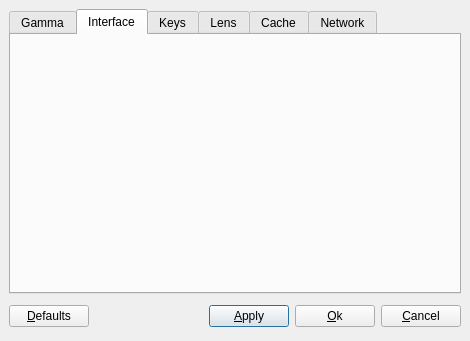
Above: src/qdjviewprefsdialog.ui from barak/djview4 before the change. Below: the same form after it.
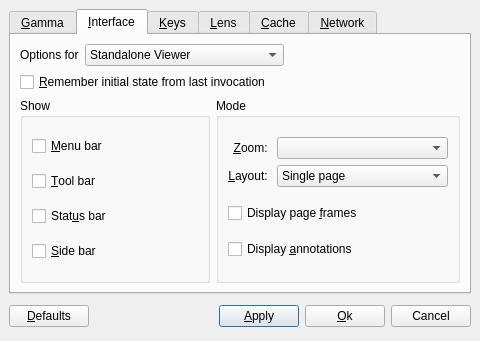
That is the form after the change. The open tabs and pages were chosen to show the change.

Commit message: made preference layout

```diff
--- a/src/qdjviewprefsdialog.ui
+++ b/src/qdjviewprefsdialog.ui
@@ -8,7 +8,7 @@
    <rect>
     <x>0</x>
     <y>0</y>
-    <width>470</width>
+    <width>480</width>
     <height>341</height>
    </rect>
   </property>
@@ -26,7 +26,7 @@
     <widget class="QTabWidget" name="tabWidget" >
      <widget class="QWidget" name="gammaTab" >
       <attribute name="title" >
-       <string>Gamma</string>
+       <string>&amp;Gamma</string>
       </attribute>
       <layout class="QGridLayout" >
        <property name="margin" >
@@ -265,27 +265,244 @@
      </widget>
      <widget class="QWidget" name="interfaceTab" >
       <attribute name="title" >
-       <string>Interface</string>
+       <string>&amp;Interface</string>
       </attribute>
+      <layout class="QVBoxLayout" >
+       <property name="margin" >
+        <number>9</number>
+       </property>
+       <property name="spacing" >
+        <number>6</number>
+       </property>
+       <item>
+        <layout class="QHBoxLayout" >
+         <property name="margin" >
+          <number>0</number>
+         </property>
+         <property name="spacing" >
+          <number>6</number>
+         </property>
+         <item>
+          <widget class="QLabel" name="label21" >
+           <property name="text" >
+            <string>Options for</string>
+           </property>
+           <property name="buddy" >
+            <cstring>modeComboBox</cstring>
+           </property>
+          </widget>
+         </item>
+         <item>
+          <widget class="QComboBox" name="modeComboBox" >
+           <item>
+            <property name="text" >
+             <string>Standalone Viewer</string>
+            </property>
+           </item>
+           <item>
+            <property name="text" >
+             <string>Full Screen Standalone Viewer</string>
+            </property>
+           </item>
+           <item>
+            <property name="text" >
+             <string>Full Page Plugin</string>
+            </property>
+           </item>
+           <item>
+            <property name="text" >
+             <string>Embedded Plugin</string>
+            </property>
+           </item>
+          </widget>
+         </item>
+         <item>
+          <spacer>
+           <property name="orientation" >
+            <enum>Qt::Horizontal</enum>
+           </property>
+           <property name="sizeHint" >
+            <size>
+             <width>40</width>
+             <height>20</height>
+            </size>
+           </property>
+          </spacer>
+         </item>
+        </layout>
+       </item>
+       <item>
+        <widget class="QCheckBox" name="rememberCheckBox" >
+         <property name="text" >
+          <string>&amp;Remember initial state from last invocation</string>
+         </property>
+        </widget>
+       </item>
+       <item>
+        <layout class="QHBoxLayout" >
+         <property name="margin" >
+          <number>0</number>
+         </property>
+         <property name="spacing" >
+          <number>6</number>
+         </property>
+         <item>
+          <widget class="QGroupBox" name="showGroupBox" >
+           <property name="title" >
+            <string>Show</string>
+           </property>
+           <layout class="QVBoxLayout" >
+            <property name="margin" >
+             <number>9</number>
+            </property>
+            <property name="spacing" >
+             <number>6</number>
+            </property>
+            <item>
+             <widget class="QCheckBox" name="menuBarCheckBox" >
+              <property name="text" >
+               <string>&amp;Menu bar</string>
+              </property>
+             </widget>
+            </item>
+            <item>
+             <widget class="QCheckBox" name="toolBarCheckBox" >
+              <property name="text" >
+               <string>&amp;Tool bar</string>
+              </property>
+             </widget>
+            </item>
+            <item>
+             <widget class="QCheckBox" name="statusBarCheckBox" >
+              <property name="text" >
+               <string>Stat&amp;us bar</string>
+              </property>
+             </widget>
+            </item>
+            <item>
+             <widget class="QCheckBox" name="sideBarCheckBox" >
+              <property name="text" >
+               <string>&amp;Side bar</string>
+              </property>
+             </widget>
+            </item>
+           </layout>
+          </widget>
+         </item>
+         <item>
+          <widget class="QGroupBox" name="modeGroupBox" >
+           <property name="title" >
+            <string>Mode</string>
+           </property>
+           <layout class="QVBoxLayout" >
+            <property name="margin" >
+             <number>9</number>
+            </property>
+            <property name="spacing" >
+             <number>6</number>
+            </property>
+            <item>
+             <layout class="QGridLayout" >
+              <property name="margin" >
+               <number>0</number>
+              </property>
+              <property name="spacing" >
+               <number>6</number>
+              </property>
+              <item row="0" column="0" >
+               <widget class="QLabel" name="label22" >
+                <property name="text" >
+                 <string>&amp;Zoom: </string>
+                </property>
+                <property name="alignment" >
+                 <set>Qt::AlignRight|Qt::AlignTrailing|Qt::AlignVCenter</set>
+                </property>
+                <property name="buddy" >
+                 <cstring>zoomCombo</cstring>
+                </property>
+               </widget>
+              </item>
+              <item row="0" column="1" >
+               <widget class="QComboBox" name="zoomCombo" />
+              </item>
+              <item row="1" column="0" >
+               <widget class="QLabel" name="label23" >
+                <property name="text" >
+                 <string>&amp;Layout: </string>
+                </property>
+                <property name="alignment" >
+                 <set>Qt::AlignRight|Qt::AlignTrailing|Qt::AlignVCenter</set>
+                </property>
+                <property name="buddy" >
+                 <cstring>layoutCombo</cstring>
+                </property>
+               </widget>
+              </item>
+              <item row="1" column="1" >
+               <widget class="QComboBox" name="layoutCombo" >
+                <item>
+                 <property name="text" >
+                  <string>Single page</string>
+                 </property>
+                </item>
+                <item>
+                 <property name="text" >
+                  <string>Continuous pages</string>
+                 </property>
+                </item>
+                <item>
+                 <property name="text" >
+                  <string>Double pages</string>
+                 </property>
+                </item>
+                <item>
+                 <property name="text" >
+                  <string>Continuous double pages</string>
+                 </property>
+                </item>
+               </widget>
+              </item>
+             </layout>
+            </item>
+            <item>
+             <widget class="QCheckBox" name="frameCheckBox" >
+              <property name="text" >
+               <string>Display page &amp;frames</string>
+              </property>
+             </widget>
+            </item>
+            <item>
+             <widget class="QCheckBox" name="mapAreasCheckBox" >
+              <property name="text" >
+               <string>Display &amp;annotations</string>
+              </property>
+             </widget>
+            </item>
+           </layout>
+          </widget>
+         </item>
+        </layout>
+       </item>
+      </layout>
      </widget>
      <widget class="QWidget" name="keysTab" >
       <attribute name="title" >
-       <string>Keys</string>
+       <string>&amp;Keys</string>
       </attribute>
      </widget>
      <widget class="QWidget" name="lensTab" >
       <attribute name="title" >
-       <string>Lens</string>
+       <string>&amp;Lens</string>
       </attribute>
      </widget>
      <widget class="QWidget" name="cacheTab" >
       <attribute name="title" >
-       <string>Cache</string>
+       <string>&amp;Cache</string>
       </attribute>
      </widget>
      <widget class="QWidget" name="networkTab" >
       <attribute name="title" >
-       <string>Network</string>
+       <string>&amp;Network</string>
       </attribute>
       <layout class="QVBoxLayout" >
        <property name="margin" >
@@ -435,7 +652,7 @@
      <item>
       <widget class="QPushButton" name="cancelButton" >
        <property name="text" >
-        <string>&amp;Cancel</string>
+        <string>Cancel</string>
        </property>
       </widget>
      </item>
```
Left out of the diff: 390 changed lines with no effect on the pictures. The commit also changes 1 other file.
